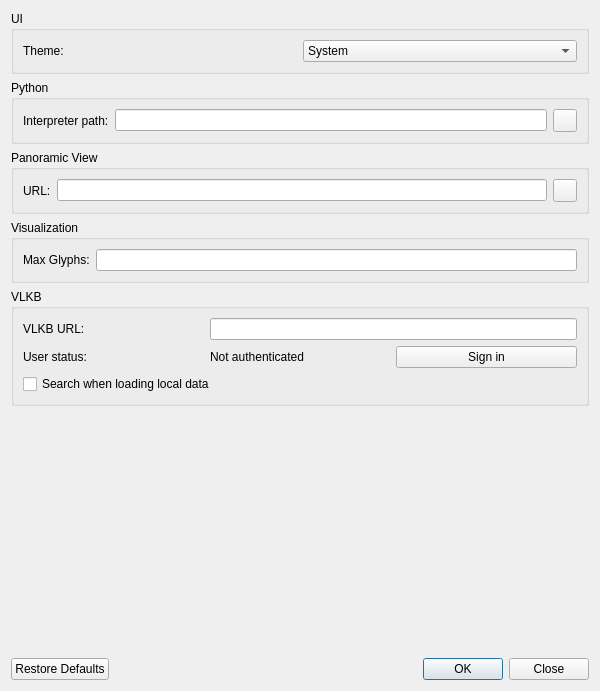
Qt form ui/SettingsDialog.ui (VisIVOLab/ViaLacteaVisualAnalytics) before a commit.
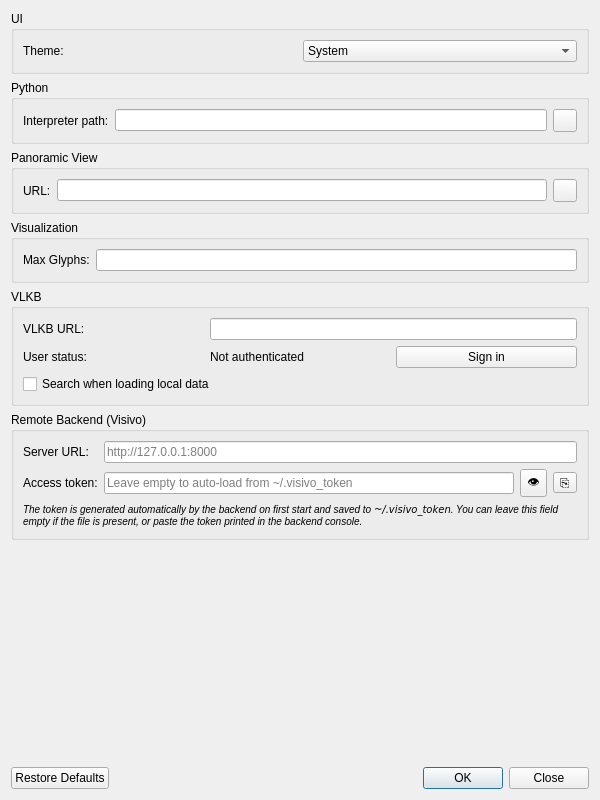
The same form after that commit.

Commit message: Add Python FastAPI backend with compute workers

Diff of the .ui file:
```diff
--- a/ui/SettingsDialog.ui
+++ b/ui/SettingsDialog.ui
@@ -7,7 +7,7 @@
     <x>0</x>
     <y>0</y>
     <width>600</width>
-    <height>691</height>
+    <height>800</height>
    </rect>
   </property>
   <property name="minimumSize">
@@ -183,6 +183,89 @@
      </layout>
     </widget>
    </item>
+   <item>
+    <widget class="QGroupBox" name="groupBackend">
+     <property name="title">
+      <string>Remote Backend (Visivo)</string>
+     </property>
+     <layout class="QGridLayout" name="gridLayoutBackend">
+      <item row="0" column="0">
+       <widget class="QLabel" name="labelBackendUrl">
+        <property name="text">
+         <string>Server URL:</string>
+        </property>
+        <property name="buddy">
+         <cstring>lineBackendUrl</cstring>
+        </property>
+       </widget>
+      </item>
+      <item row="0" column="1" colspan="2">
+       <widget class="QLineEdit" name="lineBackendUrl">
+        <property name="placeholderText">
+         <string>http://127.0.0.1:8000</string>
+        </property>
+       </widget>
+      </item>
+      <item row="1" column="0">
+       <widget class="QLabel" name="labelBackendToken">
+        <property name="text">
+         <string>Access token:</string>
+        </property>
+        <property name="buddy">
+         <cstring>lineBackendToken</cstring>
+        </property>
+       </widget>
+      </item>
+      <item row="1" column="1">
+       <widget class="QLineEdit" name="lineBackendToken">
+        <property name="echoMode">
+         <enum>QLineEdit::EchoMode::Password</enum>
+        </property>
+        <property name="placeholderText">
+         <string>Leave empty to auto-load from ~/.visivo_token</string>
+        </property>
+       </widget>
+      </item>
+      <item row="1" column="2">
+       <layout class="QHBoxLayout" name="hLayoutTokenButtons">
+        <item>
+         <widget class="QToolButton" name="btnBackendTokenShow">
+          <property name="text">
+           <string>👁</string>
+          </property>
+          <property name="toolTip">
+           <string>Show / hide token</string>
+          </property>
+          <property name="checkable">
+           <bool>true</bool>
+          </property>
+         </widget>
+        </item>
+        <item>
+         <widget class="QToolButton" name="btnBackendTokenCopy">
+          <property name="text">
+           <string>⎘</string>
+          </property>
+          <property name="toolTip">
+           <string>Copy token to clipboard</string>
+          </property>
+         </widget>
+        </item>
+       </layout>
+      </item>
+      <item row="2" column="0" colspan="3">
+       <widget class="QLabel" name="labelBackendHelp">
+        <property name="text">
+         <string>&lt;small&gt;&lt;i&gt;The token is generated automatically by the backend on first start and saved to &lt;tt&gt;~/.visivo_token&lt;/tt&gt;. You can leave this field empty if the file is present, or paste the token printed in the backend console.&lt;/i&gt;&lt;/small&gt;</string>
+        </property>
+        <property name="wordWrap">
+         <bool>true</bool>
+        </property>
+       </widget>
+      </item>
+     </layout>
+    </widget>
+   </item>
    <item>
     <spacer name="verticalSpacer">
      <property name="orientation">
```
Left out of the diff: 4 changed lines with no effect on the pictures. The commit also changes 31 other files.
